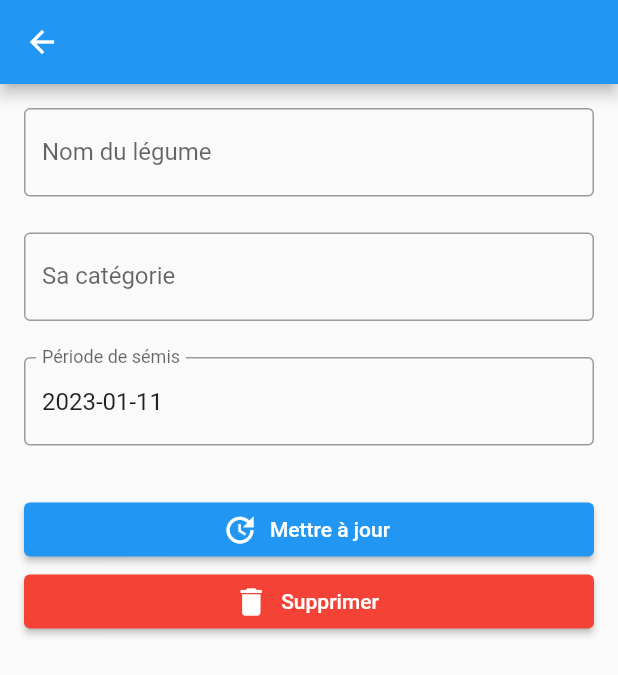
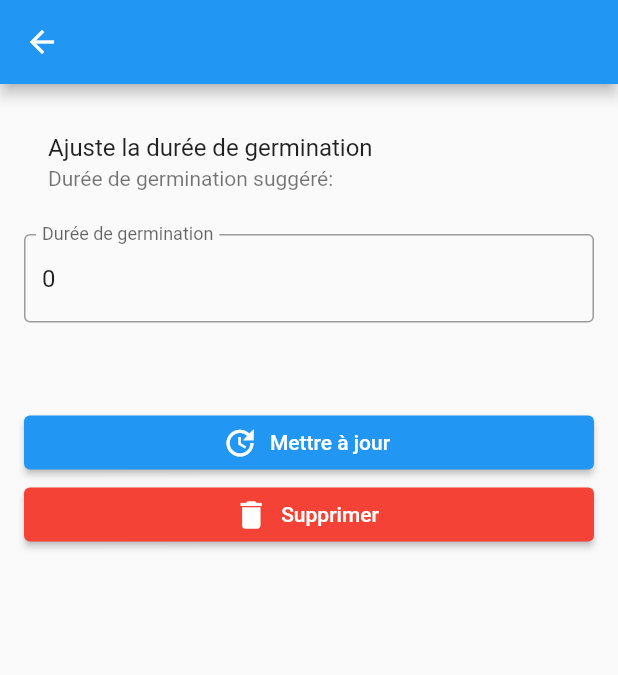
Before and after one commit to TontonduWeb/seeds-growing, a Flutter app: the EditPlantPage screen opened directly with empty values, on a phone screen of 412 x 824 dp. Shown: the top 675 px of the screen. Run offline on Flutter 3.47's test engine with Material 2 defaults, Android fonts, the light colour scheme and no system bars; drawn by our look-alikes of datetime_picker_formfield; our stand-ins replace cloud_firestore, email_validator, firebase_auth, firebase_core; accounts and stored records are empty; network calls fail; statements that could not run were skipped.

Commit message:
Fix routing and updatePlant method, and update addPlant and editPlant method

```diff
--- a/lib/models/plant.dart
+++ b/lib/models/plant.dart
@@ -1,40 +1,58 @@
-import 'package:cloud_firestore/cloud_firestore.dart';
-
 class Plant {
   final String id;
   final String userId;
-  final String name;
+  final String nom;
   final String category;
-  final DateTime date;
+  final int? dureeDeGermination;
+  final String dureeDeGerminationFromRef;
+  // final DateTime date;
 
-  Plant(
-      {this.id = '',
-      required this.userId,
-      required this.name,
-      required this.category,
-      required this.date});
+  Plant({
+    this.id = '',
+    required this.userId,
+    required this.nom,
+    required this.category,
+    this.dureeDeGermination,
+    required this.dureeDeGerminationFromRef,
+    // required this.date
+  });
 
   Map<String, dynamic> toJson() => {
         'id': id,
         'userId': userId,
-        'name': name,
-        'category': category,
-        'date': date
+        'nom': nom,
+        'Type': category,
+        'Durée de germination user': dureeDeGermination,
+        'Durée de germination': dureeDeGerminationFromRef,
+        // 'date': date
       };
 
   static Plant fromJson(Map<String, dynamic> json) => Plant(
         id: json['id'],
         userId: json['userId'],
-        name: json['name'],
-        category: json['category'],
-        date: (json['date'] as Timestamp).toDate(),
+        nom: json['nom'],
+        category: json['Type'],
+        dureeDeGermination: json['Durée de germination user'],
+        dureeDeGerminationFromRef: json['Durée de germination'],
+        // date: (json['date'] as Timestamp).toDate(),
       );
 
-  Plant copyWith({String? name, String? category, DateTime? date}) => Plant(
-        userId: userId,
-        id: id,
-        name: name ?? this.name,
-        category: category ?? this.category,
-        date: date ?? this.date,
+  Plant copyWith(
+          {String? id,
+          String? nom,
+          String? userId,
+          String? category,
+          int? dureeDeGermination,
+          String? dureeDeGerminationFromRef
+          // DateTime? date,
+          }) =>
+      Plant(
+        id: id ?? this.id,
+        nom: this.nom,
+        userId: this.userId,
+        category: this.category,
+        dureeDeGermination: this.dureeDeGermination,
+        dureeDeGerminationFromRef: this.dureeDeGerminationFromRef,
+        // date: date ?? this.date,
       );
 }
--- a/lib/models/plantsRef.dart
+++ /dev/null
@@ -1,11 +0,0 @@
-import 'package:cloud_firestore/cloud_firestore.dart';
-
-class PlantRef {
-  final String nom;
-
-  PlantRef({required this.nom});
-
-  static PlantRef fromJson(Map<String, dynamic> json) => PlantRef(
-        nom: json['nom'],
-      );
-}
--- a/lib/pages/auth_page.dart
+++ b/lib/pages/auth_page.dart
@@ -1,7 +1,7 @@
 import 'package:flutter/material.dart';
 import 'package:seeds/widgets/login_widget.dart';
 
-import 'package:seeds/widgets/signUp_widget.dart';
+import 'package:seeds/widgets/signup_widget.dart';
 
 class AuthPage extends StatefulWidget {
   const AuthPage({super.key});
--- a/lib/pages/verify_email_page.dart
+++ b/lib/pages/verify_email_page.dart
@@ -64,7 +64,7 @@ class _VerifyEmailPageState extends State<VerifyEmailPage> {
                   ),
                   icon: const Icon(Icons.email, size: 32),
                   label: const Text(
-                    'Revoyer l\'email',
+                    'Renvoyer l\'email',
                     style: TextStyle(fontSize: 24),
                   ),
                   onPressed: canResentEmail ? sendVerificationEmail : null,
--- a/lib/pages/views/edit_plant_page.dart
+++ b/lib/pages/views/edit_plant_page.dart
@@ -1,70 +1,76 @@
 import 'dart:developer';
 
 import 'package:cloud_firestore/cloud_firestore.dart';
-import 'package:datetime_picker_formfield/datetime_picker_formfield.dart';
 import 'package:flutter/material.dart';
-import 'package:intl/intl.dart';
+import 'package:flutter/services.dart';
 import 'package:seeds/models/plant.dart';
+// import 'package:datetime_picker_formfield/datetime_picker_formfield.dart';
+// import 'package:intl/intl.dart';
 
 class EditPlantPage extends StatefulWidget {
-  const EditPlantPage({super.key});
-
-  static const routeName = '/extractArguments';
+  final Plant currentPlant;
+  const EditPlantPage({Key? key, required this.currentPlant}) : super(key: key);
 
   @override
   State<EditPlantPage> createState() => _EditPlantPageState();
 }
 
 class _EditPlantPageState extends State<EditPlantPage> {
-  final format = DateFormat("yyyy-MM-dd");
+  // final format = DateFormat("yyyy-MM-dd");
   @override
   Widget build(BuildContext context) {
-    final currentPlant = ModalRoute.of(context)!.settings.arguments as Plant;
-    final controllerName = TextEditingController(text: currentPlant.name);
-    final controllerCategorie =
-        TextEditingController(text: currentPlant.category);
-    final controllerDate =
-        TextEditingController(text: format.format(currentPlant.date));
+    final dureeDeGerminationController = TextEditingController(
+        text: widget.currentPlant.dureeDeGermination.toString());
 
     return Scaffold(
       appBar: AppBar(
-        title: Text(currentPlant.name),
+        title: Text(widget.currentPlant.nom),
       ),
       body: ListView(
         padding: const EdgeInsets.all(16),
         children: <Widget>[
+          ListTile(
+            title: const Text('Ajuste la durée de germination'),
+            subtitle: Text(
+                'Durée de germination suggéré: ${widget.currentPlant.dureeDeGerminationFromRef}'),
+          ),
+          const SizedBox(height: 12),
           TextField(
-            controller: controllerName,
-            decoration: decoration("Nom du légume"),
+            controller: dureeDeGerminationController,
+            decoration: decoration("Durée de germination"),
+            keyboardType: TextInputType.number,
+            inputFormatters: [FilteringTextInputFormatter.digitsOnly],
           ),
+
           const SizedBox(height: 24),
-          TextField(
-            controller: controllerCategorie,
-            decoration: decoration("Sa catégorie"),
-          ),
-          const SizedBox(height: 24),
-          DateTimeField(
-            controller: controllerDate,
-            decoration: decoration('Période de sémis'),
-            format: format,
-            onShowPicker: (context, currentValue) {
-              return showDatePicker(
-                  context: context,
-                  firstDate: DateTime(1900),
-                  initialDate: currentPlant.date,
-                  lastDate: DateTime(2100));
-            },
-          ),
+          // DateTimeField(
+          //   controller: controllerDate,
+          //   decoration: decoration('Période de sémis'),
+          //   format: format,
+          //   onShowPicker: (context, currentValue) {
+          //     return showDatePicker(
+          //         context: context,
+          //         firstDate: DateTime(1900),
+          //         initialDate: currentPlant.date,
+          //         lastDate: DateTime(2100));
+          //   },
+          // ),
           const SizedBox(height: 32),
           ElevatedButton.icon(
             label: const Text('Mettre à jour'),
             onPressed: () {
-              final editingPlant = currentPlant.copyWith(
-                name: controllerName.text,
-                category: controllerCategorie.text,
-                date: DateTime.parse(controllerDate.text),
+              final editingPlant = Plant(
+                id: widget.currentPlant.id,
+                nom: widget.currentPlant.nom,
+                userId: widget.currentPlant.userId,
+                category: widget.currentPlant.category,
+                dureeDeGermination:
+                    int.parse(dureeDeGerminationController.text),
+                dureeDeGerminationFromRef:
+                    widget.currentPlant.dureeDeGerminationFromRef,
+                // date: DateTime.parse(dateController.text),
               );
-              updatePlant(editingPlant, currentPlant);
+              updatePlant(editingPlant, widget.currentPlant);
               Navigator.pop(context);
             },
             icon: const Icon(Icons.update),
@@ -72,7 +78,7 @@ class _EditPlantPageState extends State<EditPlantPage> {
           ElevatedButton.icon(
             label: const Text('Supprimer'),
             onPressed: () {
-              deletePlant(id: currentPlant.id);
+              deletePlant(id: widget.currentPlant.id);
               Navigator.pop(context);
             },
             icon: const Icon(Icons.delete),
@@ -94,10 +100,11 @@ class _EditPlantPageState extends State<EditPlantPage> {
     FirebaseFirestore.instance.collection('plants').doc(id).delete();
   }
 
-  Future updatePlant(Plant updatingPlant, Plant currentPlant) async {
-    final docPlant =
-        FirebaseFirestore.instance.collection('plants').doc(currentPlant.id);
-    await docPlant.update(updatingPlant.toJson()).then(
+  Future updatePlant(Plant editingPlant, Plant currentPlant) async {
+    final docPlant = FirebaseFirestore.instance
+        .collection('plants')
+        .doc(widget.currentPlant.id);
+    await docPlant.update(editingPlant.toJson()).then(
         (value) => log("Success update"),
         onError: (e) => log("Error update"));
   }
```
Also changed, not shown: lib/main.dart (+6 -11 lines), lib/models/plant_ref.dart (added, +30 -0 lines), lib/pages/categories_page.dart (+29 -14 lines), lib/pages/fruit_plant_page.dart (deleted, +0 -64 lines), lib/pages/landing_page.dart (+15 -9 lines), lib/pages/plant_category_page.dart (+5 -8 lines), lib/pages/plant_page.dart (+7 -25 lines), lib/pages/views/add_plant_page.dart (+47 -85 lines), lib/pages/views/plants_ref_page copy.dart (deleted, +0 -36 lines), lib/pages/views/search_page.dart (renamed from lib/pages/views/plants_ref_page.dart, +56 -14 lines).
